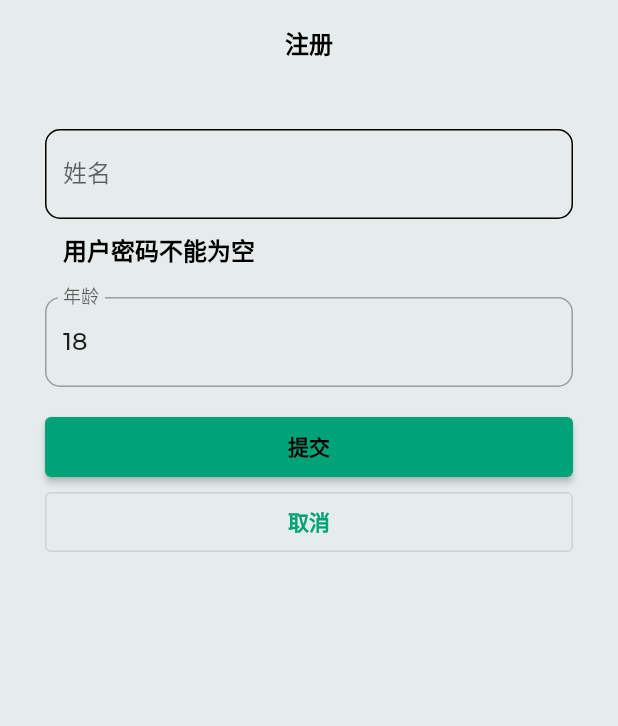
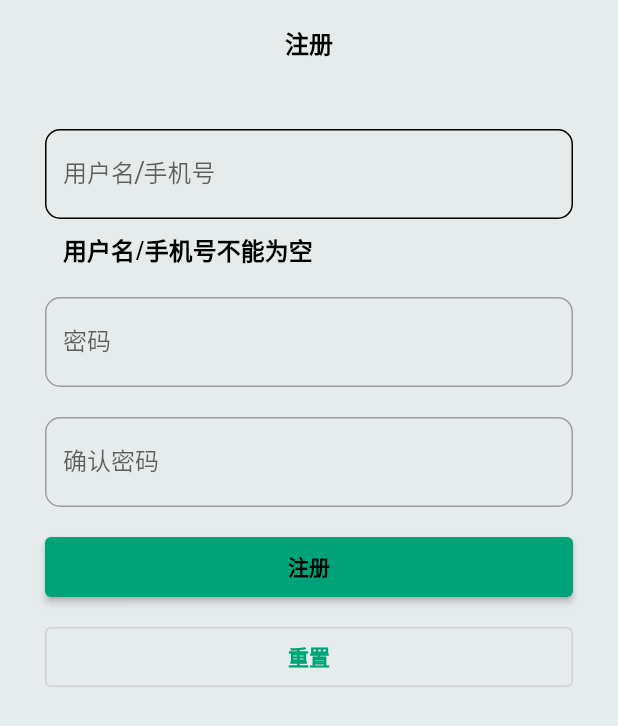
Before and after one commit to xuyanzhuqing/consumerteamui, a Flutter app: the Register widget shown alone on an empty page, opened directly, on a phone screen of 412 x 824 dp. Shown: the top 726 px of the screen. Run offline on Flutter 3.47's test engine with Material 2 defaults, Android fonts, the phone set to English and light mode, and no system bars; our stand-ins replace form_field_validator, google_fonts, matcher, shared_preferences; accounts and stored records are empty.

Commit message:
串联登陆注册界面

```diff
--- a/lib/app.dart
+++ b/lib/app.dart
@@ -15,11 +15,13 @@ class App extends StatelessWidget {
   const App({
     required Key key,
     required this.initialRoute,
+    required this.role,
     this.isTestMode = false,
   }) : super(key: key);
 
   final bool isTestMode;
   final String initialRoute;
+  final Roles role;
 
   @override
   Widget build(BuildContext context) {
@@ -32,7 +34,7 @@ class App extends StatelessWidget {
           platform: defaultTargetPlatform,
           isTestMode: isTestMode,
           locale: defaultLanguage,
-          role: Roles.nope
+          role: role
         )),
       ],
       child: Builder(builder: (context) {
--- a/lib/components/my_form/lib/my_form.dart
+++ b/lib/components/my_form/lib/my_form.dart
@@ -22,27 +22,32 @@ class MyForm extends StatefulWidget {
     required this.items,
     required this.onSubmit,
     required this.formKey,
+    this.tailBtns = const [],
     this.onCancel,
     this.onFiledChange,
     this.submitLabel = "提交",
     this.cancelLabel = "取消",
+    this.hasCancelBtn = true
   }): super(key: key);
 
   final String title;
   final String submitLabel;
   final String cancelLabel;
+  final bool hasCancelBtn;
   final GlobalKey formKey;
 
   final List<MyFormItem> items;
+  final List<MyFormItem> tailBtns;
+
   @override
   State<StatefulWidget> createState() => _MyForm();
 
   @override
   bool operator == (Object other) => identical(this, other)
-    || other is MyForm && title == other.title && submitLabel == other.submitLabel && cancelLabel == other.cancelLabel && items == other.items;
+    || other is MyForm && title == other.title && submitLabel == other.submitLabel && cancelLabel == other.cancelLabel && hasCancelBtn == other.hasCancelBtn && items == other.items && tailBtns == other.tailBtns;
 
   @override
-  int get hashCode => title.hashCode ^ submitLabel.hashCode ^ cancelLabel.hashCode ^ items.hashCode;
+  int get hashCode => title.hashCode ^ submitLabel.hashCode ^ cancelLabel.hashCode ^ hasCancelBtn.hashCode ^ items.hashCode ^ tailBtns.hashCode;
 }
 
 class _MyForm extends State<MyForm> {
@@ -63,8 +68,8 @@ class _MyForm extends State<MyForm> {
       )
     );
 
+    if (widget.hasCancelBtn) {
       res.add(SizedBox(height: 10,));
-
       res.add(
         MyFormItem.buildButton(
           widget.cancelLabel,
@@ -75,6 +80,7 @@ class _MyForm extends State<MyForm> {
           buttonStyle: MyButtonStyle.outline
         )
       );
+    }
 
     return res;
   }
@@ -118,13 +124,12 @@ class _MyForm extends State<MyForm> {
         MyFormItemInner item = myFormItemInner[prop]!.copyWith(
           myFormItem: element
         );
-        print(element.label);
-        print(item.myFormItem.label);
         myFormItemInner[prop] = item;
         list.add(buildCharWidget(item));
       } else if (which == Which.button) {
         list.add(MyFormItem.buildButton(element.label??"", () {}, buttonStyle: element.buttonStyle));
-      } else {
+      } else if (which == Which.select){
+        list.add(buildSwitchWidget(element));
         // 自定义组建
       }
       double gap = element.gap;
@@ -134,6 +139,12 @@ class _MyForm extends State<MyForm> {
     // 确认，取消
     list.addAll(addSysButton());
 
+    // 自定义按钮
+    widget.tailBtns.forEach((element) {
+      double gap = element.gap;
+      list.add(SizedBox(height: gap));
+      list.add(MyFormItem.buildButton(element.label??"", () {}, buttonStyle: element.buttonStyle));
+    });
     return list;
   }
 
@@ -200,6 +211,15 @@ class _MyForm extends State<MyForm> {
           ),
         );
       },
+    );
+  }
+
+  Switch buildSwitchWidget(MyFormItem item) {
+    return Switch(
+      value: item.initalValue,
+      onChanged: (value) {
+        onFiledChange(item.prop, value);
+      }
     );
   }
 
--- a/lib/components/my_form/lib/my_form_item.dart
+++ b/lib/components/my_form/lib/my_form_item.dart
@@ -9,7 +9,8 @@ typedef VoidFunc = void Function(MyFormItemInner item);
 
 enum Which {
   char,
-  button
+  button,
+  select
 }
 
 enum MyButtonStyle {
--- a/lib/consumer/router.dart
+++ b/lib/consumer/router.dart
@@ -1,8 +1,8 @@
 import 'package:consumerteamui/views/entry.dart';
 import 'package:flutter/material.dart';
 
-// import 'package:consumerteamui/consumer/views/home.dart';
-// "consumerHome": (context) => ConsumerHome(),
+import 'package:consumerteamui/consumer/views/register.dart';
+import 'package:consumerteamui/consumer/views/home.dart';
 
 import 'package:consumerteamui/consumer/views/info/lib/take.dart'; //提货通知
 import 'package:consumerteamui/consumer/views/info/lib/receiving.dart'; //待收货订单
@@ -11,6 +11,8 @@ import 'package:consumerteamui/consumer/views/info/lib/paid.dart'; //待支付
 
 Map<String, Widget Function(BuildContext)> consumerRoute = {
   "/": (context) => Entry(),
+  "Register": (context) => Register(),
+  "ConsumerHome": (context) => ConsumerHome(),
   "TakePage": (context) => TakePage(),
   "ReceivinPage": (context) => ReceivingPage(),
   "SendoutPage": (context) => SendoutPage(),
--- a/lib/consumer/views/home.dart
+++ b/lib/consumer/views/home.dart
@@ -35,7 +35,7 @@ class _ConsumerHomeState extends State<ConsumerHome> {
     var screenSize;
     return Scaffold(
       appBar: PreferredSize(
-        preferredSize: Size.fromHeight(50.0), //设置高度
+        preferredSize: Size.fromHeight(0.0), //设置高度
         child: AppBar(
           automaticallyImplyLeading: true,
           elevation: 2.0,
--- /dev/null
+++ b/lib/consumer/views/register.dart
@@ -0,0 +1,58 @@
+import 'dart:async';
+
+import 'package:flutter/cupertino.dart';
+import 'package:flutter/material.dart';
+import 'package:form_field_validator/form_field_validator.dart';
+import 'package:consumerteamui/components/my_form/my_form.dart';
+
+class Register extends StatefulWidget {
+  @override
+  _Register createState() => _Register();
+}
+class _Register extends State<Register> {
+  GlobalKey formKey= new GlobalKey<FormState>();
+
+  bool selectRoleType = false;
+
+  @override
+  Widget build(BuildContext context) {
+    var title = ModalRoute.of(context)?.settings.arguments;
+    print(title);
+
+    List<MyFormItem> items = [
+      MyFormItem<String>(prop: "name", label: "用户名/手机号", which: Which.char, rules: MultiValidator([
+        RequiredValidator(errorText: '用户名/手机号不能为空'),
+        MaxLengthValidator(16, errorText: '最长16'),
+      ])),
+      MyFormItem<String>(prop: "password", label: "密码", which: Which.char),
+      MyFormItem<String>(prop: "confirmPass", label: "确认密码", which: Which.char),
+    ];
+    return MyForm(
+      formKey: formKey,
+      title: "注册",
+      items: items,
+      onFiledChange: onFiledChange,
+      onSubmit: onSubmit,
+      onCancel: onCancel,
+      submitLabel: '注册',
+      hasCancelBtn: false,
+      tailBtns: [
+        MyFormItem(prop: "reset", label: "重置", which: Which.button, buttonStyle: MyButtonStyle.outline),
+      ],
+    );
+  }
+
+  void onFiledChange (String key, dynamic value) {
+    print(key);
+    print(value);
+  }
+
+  void onSubmit (model) {
+    Navigator.of(context).pushNamed('Login');
+    print(model.toString());
+  }
+
+  void onCancel (model) {
+    print(model);
+  }
+}
--- a/lib/routes/system.dart
+++ b/lib/routes/system.dart
@@ -4,22 +4,26 @@ import 'package:flutter/material.dart';
 import 'package:provider/provider.dart';
 import 'package:consumerteamui/views/entry.dart';
 import 'package:consumerteamui/views/not_found.dart';
-import 'package:consumerteamui/views/register.dart';
-
-import 'package:consumerteamui/consumer/views/home.dart';
+import 'package:consumerteamui/views/login.dart';
 
 Map<String, Widget Function(BuildContext)> sysRoutes = {
   "/": (context) => Entry(),
-  "register": (context) => Register(),
-  "ConsumerHome": (context) => ConsumerHome(),
+  "Login": (context) => Login(),
 };
 
 // 路由拦截
 dynamic onGenerateRoute = (RouteSettings settings) {
+
   return MaterialPageRoute(builder: (context) {
     GlobalInfo globalInfo = Provider.of<GlobalInfo>(context, listen: false);
     Map<String, Widget Function(BuildContext)> routes = globalInfo.routes;
     String routeName = settings.name ?? '';
+
+    // // 如果不是首次进入，则可以直接进入登陆
+    // if (routeName == '/' && roleType != '') {
+    //   return Login();
+    // }
+
     if (!routes.containsKey(routeName)) {
       return NotFound();
     } else {
--- a/lib/team/router.dart
+++ b/lib/team/router.dart
@@ -1,8 +1,10 @@
+import 'package:consumerteamui/views/entry.dart';
+import 'package:consumerteamui/team/views/register.dart';
 import 'package:consumerteamui/team/views/home.dart';
-import 'package:consumerteamui/views/entry.dart';
 import 'package:flutter/material.dart';
 
 Map<String, Widget Function(BuildContext)> teamRoutes = {
   "TeamHome": (context) => TeamHome(),
+  "Register": (context) => Register(),
   "/": (context) => Entry()
 };
--- a/lib/views/register.dart
+++ b/lib/team/views/register.dart
@@ -12,24 +12,33 @@ class Register extends StatefulWidget {
 class _Register extends State<Register> {
   GlobalKey formKey= new GlobalKey<FormState>();
 
+  bool selectRoleType = false;
+
   @override
   Widget build(BuildContext context) {
+    var title = ModalRoute.of(context)?.settings.arguments;
+    print(title);
+
     List<MyFormItem> items = [
-      MyFormItem<String>(prop: "name", initalValue: "", label: "姓名", which: Which.char, rules: MultiValidator([
-        RequiredValidator(errorText: '用户密码不能为空'),
-        MinLengthValidator(8, errorText: '最短6位'),
+      MyFormItem<String>(prop: "name", label: "用户名/手机号", which: Which.char, rules: MultiValidator([
+        RequiredValidator(errorText: '用户名/手机号不能为空'),
         MaxLengthValidator(16, errorText: '最长16'),
       ])),
-      MyFormItem<String>(prop: "age", initalValue: '18', label: "年龄", which: Which.char),
-      // MyFormItem(prop: "btn", label: "取消", which: Which.button, buttonStyle: MyButtonStyle.outline),
+      MyFormItem<String>(prop: "password", label: "密码", which: Which.char),
+      MyFormItem<String>(prop: "confirmPass", label: "确认密码", which: Which.char),
     ];
     return MyForm(
       formKey: formKey,
-      title: "注册",
+      title: "团长注册",
       items: items,
       onFiledChange: onFiledChange,
       onSubmit: onSubmit,
-      onCancel: onCancel
+      onCancel: onCancel,
+      submitLabel: '注册',
+      hasCancelBtn: false,
+      tailBtns: [
+        MyFormItem(prop: "reset", label: "重置", which: Which.button, buttonStyle: MyButtonStyle.outline),
+      ],
     );
   }
 
@@ -40,6 +49,7 @@ class _Register extends State<Register> {
 
   void onSubmit (model) {
     print(model.toString());
+    Navigator.of(context).pushNamed('Login');
   }
 
   void onCancel (model) {
```
Also changed, not shown: lib/main.dart (+13 -5 lines), lib/views/entry.dart (+27 -7 lines), lib/views/login.dart (+22 -2 lines). Lines whose indentation alone changed are shown as unchanged.
